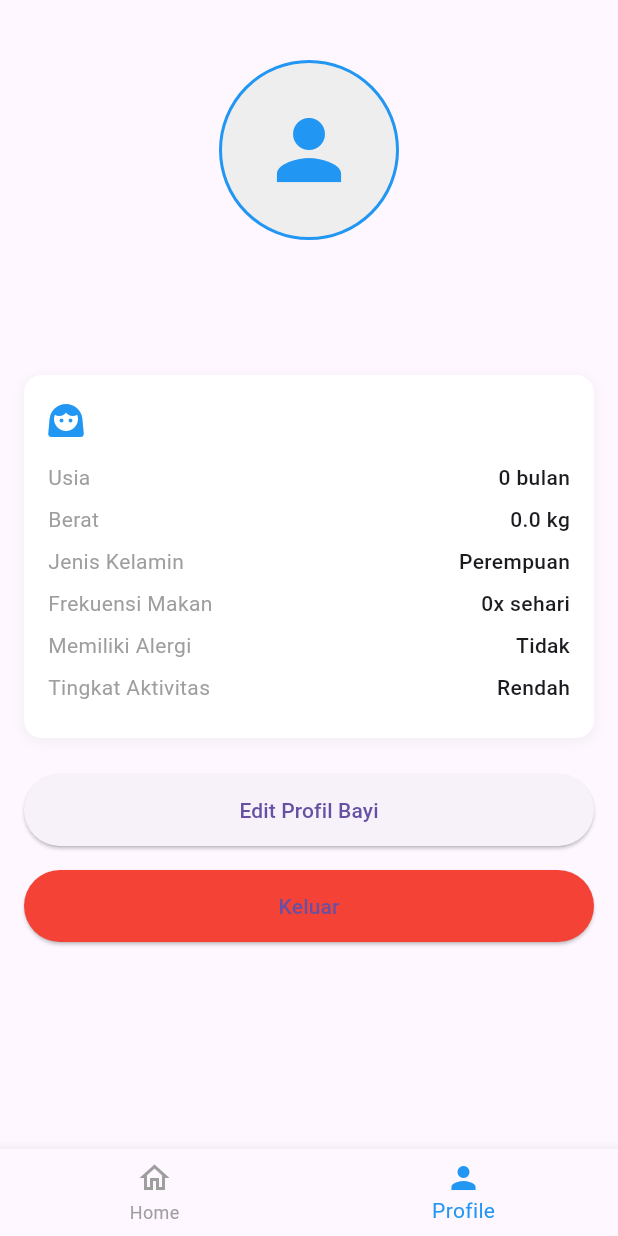
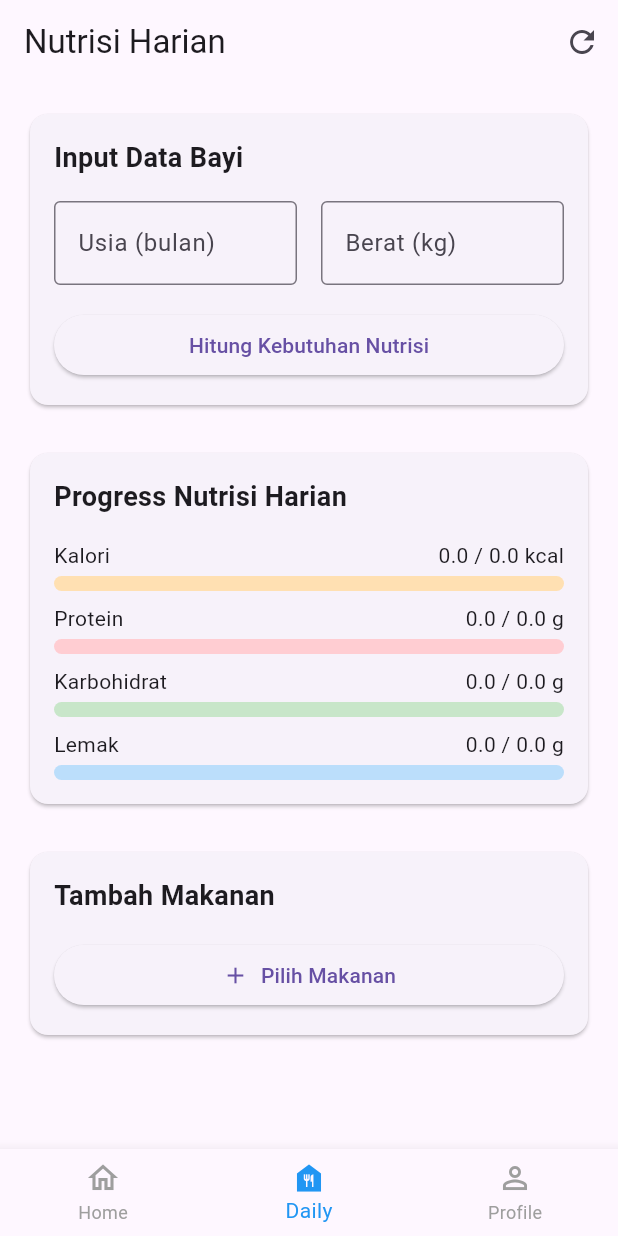
Before and after one commit to ForcesR2N/growell-app, a Flutter app: the screen it shows once a user with an empty profile is signed in, item 2 of the bottom bar chosen, on a phone screen of 412 x 824 dp. Run offline on Flutter 3.47's test engine with Material 3 defaults, Android fonts, the phone set to English and light mode, and no system bars; our stand-ins replace cloud_firestore, firebase_auth, firebase_core, get; accounts and stored records are empty.

Commit message:
Fix:[MZ] added feature daily

```diff
--- /dev/null
+++ b/lib/bindings/bottom_navigation_binding.dart
@@ -0,0 +1,9 @@
+import 'package:get/get.dart';
+import '../controllers/daily_nutrition_controller.dart';
+
+class BottomNavigationBinding extends Bindings {
+  @override
+  void dependencies() {
+    Get.lazyPut<DailyNutritionController>(() => DailyNutritionController());
+  }
+}
--- /dev/null
+++ b/lib/bindings/daily_nutrition_binding.dart
@@ -0,0 +1,9 @@
+import 'package:get/get.dart';
+import '../controllers/daily_nutrition_controller.dart';
+
+class DailyNutritionBinding extends Bindings {
+  @override
+  void dependencies() {
+    Get.lazyPut<DailyNutritionController>(() => DailyNutritionController());
+  }
+}
--- /dev/null
+++ b/lib/controllers/daily_nutrition_controller.dart
@@ -0,0 +1,188 @@
+import 'package:get/get.dart';
+import 'package:flutter/material.dart';
+import 'package:growell_app/models/food_nutrition_model.dart';
+
+class DailyNutritionController extends GetxController {
+  // Target nutrisi harian
+  final targetCalories = 0.0.obs;
+  final targetProtein = 0.0.obs;
+  final targetCarbs = 0.0.obs;
+  final targetFat = 0.0.obs;
+
+  // Nutrisi yang sudah dikonsumsi
+  final consumedCalories = 0.0.obs;
+  final consumedProtein = 0.0.obs;
+  final consumedCarbs = 0.0.obs;
+  final consumedFat = 0.0.obs;
+
+  // Loading state
+  final isLoading = false.obs;
+
+  // Error messages
+  final ageError = RxString('');
+  final weightError = RxString('');
+
+  // Daftar makanan yang dikonsumsi hari ini
+  final consumedFoods = <FoodNutrition>[].obs;
+
+  // Hitung kebutuhan nutrisi berdasarkan usia dan berat
+  void calculateRequirements(String age, String weight) {
+    try {
+      isLoading.value = true;
+
+      // Validate input
+      if (!_validateInput(age, weight)) return;
+
+      final ageInMonths = int.parse(age);
+      final weightInKg = double.parse(weight);
+
+      if (ageInMonths <= 6) {
+        targetCalories.value = weightInKg * 115;  // 110-120 kcal/kg/hari
+        targetProtein.value = weightInKg * 2.2;   // 2.2g/kg/hari
+        targetCarbs.value = weightInKg * 12;      // 12g/kg/hari
+        targetFat.value = weightInKg * 6;         // 6g/kg/hari
+      } else if (ageInMonths <= 12) {
+        targetCalories.value = weightInKg * 105;  // 100-110 kcal/kg/hari
+        targetProtein.value = weightInKg * 1.6;   // 1.6g/kg/hari
+        targetCarbs.value = weightInKg * 14;      // 14g/kg/hari
+        targetFat.value = weightInKg * 5;         // 5g/kg/hari
+      } else {
+        targetCalories.value = weightInKg * 95;   // 90-100 kcal/kg/hari
+        targetProtein.value = weightInKg * 1.2;   // 1.2g/kg/hari
+        targetCarbs.value = weightInKg * 16;      // 16g/kg/hari
+        targetFat.value = weightInKg * 4;         // 4g/kg/hari
+      }
+    } catch (e) {
+      Get.snackbar(
+        'Error',
+        'Terjadi kesalahan saat menghitung: ${e.toString()}',
+        backgroundColor: Colors.red[100],
+        colorText: Colors.red[900],
+      );
+    } finally {
+      isLoading.value = false;
+    }
+  }
+
+  // Tambah makanan yang dikonsumsi
+  void addFood(FoodNutrition food, double consumedPortion) {
+    try {
+      final adjustedFood = food.adjustPortion(consumedPortion);
+      consumedFoods.add(adjustedFood);
+
+      // Update total nutrisi
+      consumedCalories.value += adjustedFood.calories;
+      consumedProtein.value += adjustedFood.protein;
+      consumedCarbs.value += adjustedFood.carbs;
+      consumedFat.value += adjustedFood.fat;
+
+      // Check nutrisi dan beri peringatan jika perlu
+      checkNutritionStatus();
+
+      Get.snackbar(
+        'Berhasil',
+        'Makanan berhasil ditambahkan',
+        backgroundColor: Colors.green[100],
+        colorText: Colors.green[900],
+      );
+    } catch (e) {
+      Get.snackbar(
+        'Error',
+        'Gagal menambahkan makanan: ${e.toString()}',
+        backgroundColor: Colors.red[100],
+        colorText: Colors.red[900],
+      );
+    }
+  }
+
+  // Reset data harian
+  void resetDaily() {
+    consumedCalories.value = 0;
+    consumedProtein.value = 0;
+    consumedCarbs.value = 0;
+    consumedFat.value = 0;
+    consumedFoods.clear();
+  }
+
+  // Check status nutrisi dan beri peringatan jika ada yang kurang
+  void checkNutritionStatus() {
+    if (targetCalories.value == 0) return; // Skip if requirements not set
+
+    List<String> lowNutrients = [];
+
+    if ((consumedCalories.value / targetCalories.value) < 0.7) {
+      lowNutrients.add('Kalori');
+    }
+    if ((consumedProtein.value / targetProtein.value) < 0.7) {
+      lowNutrients.add('Protein');
+    }
+    if ((consumedCarbs.value / targetCarbs.value) < 0.7) {
+      lowNutrients.add('Karbohidrat');
+    }
+    if ((consumedFat.value / targetFat.value) < 0.7) {
+      lowNutrients.add('Lemak');
+    }
+
+    if (lowNutrients.isNotEmpty) {
+      Get.snackbar(
+        'Peringatan Nutrisi',
+        '${lowNutrients.join(", ")} masih kurang dari 70% kebutuhan harian',
+        backgroundColor: Colors.yellow[100],
+        colorText: Colors.orange[900],
+        duration: const Duration(seconds: 5),
+      );
+    }
+  }
+
+  // Validate input
+  bool _validateInput(String age, String weight) {
+    bool isValid = true;
+
+    // Clear previous errors
+    ageError.value = '';
+    weightError.value = '';
+
+    // Validate age
+    try {
+      final ageNum = int.parse(age);
+      if (ageNum <= 0 || ageNum > 24) {
+        ageError.value = 'Usia harus antara 1-24 bulan';
+        isValid = false;
+      }
+    } catch (e) {
+      ageError.value = 'Usia tidak valid';
+      isValid = false;
+    }
+
+    // Validate weight
+    try {
+      final weightNum = double.parse(weight);
+      if (weightNum <= 0 || weightNum > 30) {
+        weightError.value = 'Berat badan tidak valid';
+        isValid = false;
+      }
+    } catch (e) {
+      weightError.value = 'Berat badan tidak valid';
+      isValid = false;
+    }
+
+    return isValid;
+  }
+
+  // Get nutrition percentages for progress bars
+  Map<String, double> getNutritionPercentages() {
+    if (targetCalories.value == 0) return {
+      'calories': 0,
+      'protein': 0,
+      'carbs': 0,
+      'fat': 0,
+    };
+
+    return {
+      'calories': (consumedCalories.value / targetCalories.value) * 100,
+      'protein': (consumedProtein.value / targetProtein.value) * 100,
+      'carbs': (consumedCarbs.value / targetCarbs.value) * 100,
+      'fat': (consumedFat.value / targetFat.value) * 100,
+    };
+  }
+}
--- /dev/null
+++ b/lib/models/food_nutrition_model.dart
@@ -0,0 +1,125 @@
+class FoodNutrition {
+  final String name;
+  final double portion;  // dalam gram atau ml
+  final double calories;
+  final double protein;
+  final double carbs;
+  final double fat;
+
+  FoodNutrition({
+    required this.name,
+    required this.portion,
+    required this.calories,
+    required this.protein,
+    required this.carbs,
+    required this.fat,
+  });
+
+  // Method untuk menyesuaikan nutrisi berdasarkan porsi yang dimakan
+  FoodNutrition adjustPortion(double consumedPortion) {
+    double factor = consumedPortion / portion;
+    return FoodNutrition(
+      name: name,
+      portion: consumedPortion,
+      calories: calories * factor,
+      protein: protein * factor,
+      carbs: carbs * factor,
+      fat: fat * factor,
+    );
+  }
+}
+
+// Data makanan umum MPASI
+class CommonBabyFood {
+  static final List<FoodNutrition> basicFoods = [
+    // ASI/Susu Formula (per 100ml)
+    FoodNutrition(
+      name: 'ASI/Susu Formula',
+      portion: 100,
+      calories: 65,
+      protein: 1.5,
+      carbs: 7.0,
+      fat: 3.5,
+    ),
+
+    // Bubur beras (per 100g)
+    FoodNutrition(
+      name: 'Bubur Beras',
+      portion: 100,
+      calories: 120,
+      protein: 2.5,
+      carbs: 25.0,
+      fat: 0.5,
+    ),
+
+    // Kentang (per 100g)
+    FoodNutrition(
+      name: 'Kentang',
+      portion: 100,
+      calories: 77,
+      protein: 2.0,
+      carbs: 17.0,
+      fat: 0.1,
+    ),
+
+    // Pisang (per 100g)
+    FoodNutrition(
+      name: 'Pisang',
+      portion: 100,
+      calories: 89,
+      protein: 1.1,
+      carbs: 22.8,
+      fat: 0.3,
+    ),
+
+    // Wortel (per 100g)
+    FoodNutrition(
+      name: 'Wortel',
+      portion: 100,
+      calories: 41,
+      protein: 0.9,
+      carbs: 9.6,
+      fat: 0.2,
+    ),
+
+    // Ayam (per 100g)
+    FoodNutrition(
+      name: 'Ayam',
+      portion: 100,
+      calories: 165,
+      protein: 31.0,
+      carbs: 0.0,
+      fat: 3.6,
+    ),
+
+    // Ikan (per 100g)
+    FoodNutrition(
+      name: 'Ikan',
+      portion: 100,
+      calories: 142,
+      protein: 24.0,
+      carbs: 0.0,
+      fat: 4.5,
+    ),
+
+    // Tahu (per 100g)
+    FoodNutrition(
+      name: 'Tahu',
+      portion: 100,
+      calories: 76,
+      protein: 8.0,
+      carbs: 1.9,
+      fat: 4.8,
+    ),
+
+    // Telur (per butir ±50g)
+    FoodNutrition(
+      name: 'Telur',
+      portion: 50,
+      calories: 72,
+      protein: 6.3,
+      carbs: 0.6,
+      fat: 4.8,
+    ),
+  ];
+}
--- a/lib/pages/bottom_navigation.dart
+++ b/lib/pages/bottom_navigation.dart
@@ -1,5 +1,6 @@
 import 'package:flutter/material.dart';
 import 'package:get/get.dart';
+import 'package:growell_app/pages/daily_nutrition_page.dart';
 import 'home_page.dart';
 import 'profile_page.dart';
 
@@ -13,8 +14,9 @@ class BottomNavigation extends StatelessWidget {
     return Scaffold(
       body: Obx(() => IndexedStack(
             index: currentIndex.value,
-        children: const [
+            children: [
               HomePage(),
+              DailyNutritionPage(),
               ProfilePage(),
             ],
           )),
@@ -28,6 +30,11 @@ class BottomNavigation extends StatelessWidget {
                 label: 'Home',
               ),
               BottomNavigationBarItem(
+                icon: Icon(Icons.food_bank_outlined),
+                activeIcon: Icon(Icons.food_bank),
+                label: 'Daily',
+              ),
+              BottomNavigationBarItem(
                 icon: Icon(Icons.person_outline),
                 activeIcon: Icon(Icons.person),
                 label: 'Profile',
--- /dev/null
+++ b/lib/pages/daily_nutrition_page.dart
@@ -0,0 +1,348 @@
+import 'package:flutter/material.dart';
+import 'package:flutter/services.dart';
+import 'package:get/get.dart';
+import 'package:growell_app/models/food_nutrition_model.dart';
+import '../controllers/daily_nutrition_controller.dart';
+
+class DailyNutritionPage extends GetView<DailyNutritionController> {
+  DailyNutritionPage({Key? key}) : super(key: key);
+
+  final TextEditingController ageController = TextEditingController();
+  final TextEditingController weightController = TextEditingController();
+  final TextEditingController portionController = TextEditingController();
+
+  @override
+  Widget build(BuildContext context) {
+    return Scaffold(
+      appBar: AppBar(
+        title: const Text('Nutrisi Harian'),
+        actions: [
+          IconButton(
+            icon: const Icon(Icons.refresh),
+            onPressed: () {
+              controller.resetDaily();
+              portionController.clear();
+            },
+          ),
+        ],
+      ),
+      body: SingleChildScrollView(
+        padding: const EdgeInsets.all(16),
+        child: Column(
+          crossAxisAlignment: CrossAxisAlignment.start,
+          children: [
+            _buildInitialInputSection(),
+            const SizedBox(height: 24),
+            _buildNutritionProgressSection(),
+            const SizedBox(height: 24),
+            _buildFoodInputSection(),
+            const SizedBox(height: 24),
+            _buildConsumedFoodsList(),
+          ],
+        ),
+      ),
+    );
+  }
+
+  Widget _buildInitialInputSection() {
+    return Card(
+      child: Padding(
+        padding: const EdgeInsets.all(16),
+        child: Column(
+          crossAxisAlignment: CrossAxisAlignment.start,
+          children: [
+            const Text(
+              'Input Data Bayi',
+              style: TextStyle(
+                fontSize: 18,
+                fontWeight: FontWeight.bold,
+              ),
+            ),
+            const SizedBox(height: 16),
+            Row(
+              children: [
+                Expanded(
+                  child: Obx(() => TextField(
+                        controller: ageController,
+                        decoration: InputDecoration(
+                          labelText: 'Usia (bulan)',
+                          errorText: controller.ageError.value.isEmpty
+                              ? null
+                              : controller.ageError.value,
+                          border: const OutlineInputBorder(),
+                          hintText: '1-24',
+                        ),
+                        keyboardType: TextInputType.number,
+                        inputFormatters: [
+                          FilteringTextInputFormatter.digitsOnly,
+                          LengthLimitingTextInputFormatter(2),
+                        ],
+                      )),
+                ),
+                const SizedBox(width: 16),
+                Expanded(
+                  child: Obx(() => TextField(
+                        controller: weightController,
+                        decoration: InputDecoration(
+                          labelText: 'Berat (kg)',
+                          errorText: controller.weightError.value.isEmpty
+                              ? null
+                              : controller.weightError.value,
+                          border: const OutlineInputBorder(),
+                          hintText: 'Contoh: 7.5',
+                        ),
+                        keyboardType: const TextInputType.numberWithOptions(
+                            decimal: true),
+                      )),
+                ),
+              ],
+            ),
+            const SizedBox(height: 16),
+            SizedBox(
+              width: double.infinity,
+              child: ElevatedButton(
+                onPressed: () {
+                  controller.calculateRequirements(
+                    ageController.text,
+                    weightController.text,
+                  );
+                },
+                child: const Text('Hitung Kebutuhan Nutrisi'),
+              ),
+            ),
+          ],
+        ),
+      ),
+    );
+  }
+
+  Widget _buildNutritionProgressSection() {
+    return Obx(() {
+      final percentages = controller.getNutritionPercentages();
+      return Card(
+        child: Padding(
+          padding: const EdgeInsets.all(16),
+          child: Column(
+            crossAxisAlignment: CrossAxisAlignment.start,
+            children: [
+              const Text(
+                'Progress Nutrisi Harian',
+                style: TextStyle(
+                  fontSize: 18,
+                  fontWeight: FontWeight.bold,
+                ),
+              ),
+              const SizedBox(height: 16),
+              _buildNutritionProgress(
+                'Kalori',
+                percentages['calories']!,
+                '${controller.consumedCalories.value.toStringAsFixed(1)} / ${controller.targetCalories.value.toStringAsFixed(1)} kcal',
+                Colors.orange,
+              ),
+              const SizedBox(height: 8),
+              _buildNutritionProgress(
+                'Protein',
+                percentages['protein']!,
+                '${controller.consumedProtein.value.toStringAsFixed(1)} / ${controller.targetProtein.value.toStringAsFixed(1)} g',
+                Colors.red,
+              ),
+              const SizedBox(height: 8),
+              _buildNutritionProgress(
+                'Karbohidrat',
+                percentages['carbs']!,
+                '${controller.consumedCarbs.value.toStringAsFixed(1)} / ${controller.targetCarbs.value.toStringAsFixed(1)} g',
+                Colors.green,
+              ),
+              const SizedBox(height: 8),
+              _buildNutritionProgress(
+                'Lemak',
+                percentages['fat']!,
+                '${controller.consumedFat.value.toStringAsFixed(1)} / ${controller.targetFat.value.toStringAsFixed(1)} g',
+                Colors.blue,
+              ),
+            ],
+          ),
+        ),
+      );
+    });
+  }
+
+  Widget _buildNutritionProgress(
+    String label,
+    double percentage,
+    String value,
+    MaterialColor color,
+  ) {
+    return Column(
+      crossAxisAlignment: CrossAxisAlignment.start,
+      children: [
+        Row(
+          mainAxisAlignment: MainAxisAlignment.spaceBetween,
+          children: [
+            Text(label),
+            Text(value),
+          ],
+        ),
+        const SizedBox(height: 4),
+        ClipRRect(
+          borderRadius: BorderRadius.circular(10),
+          child: LinearProgressIndicator(
+            value: percentage / 100,
+            backgroundColor: color[100],
+            color: color,
+            minHeight: 10,
+          ),
+        ),
+      ],
+    );
+  }
+
+  Widget _buildFoodInputSection() {
+    return Card(
+      child: Padding(
+        padding: const EdgeInsets.all(16),
+        child: Column(
+          crossAxisAlignment: CrossAxisAlignment.start,
+          children: [
+            const Text(
+              'Tambah Makanan',
+              style: TextStyle(
+                fontSize: 18,
+                fontWeight: FontWeight.bold,
+              ),
+            ),
+            const SizedBox(height: 16),
+            _buildFoodSelectionButton(),
+          ],
+        ),
+      ),
+    );
+  }
+
+  Widget _buildFoodSelectionButton() {
+    return ElevatedButton(
+      onPressed: () => _showFoodSelectionDialog(),
+      child: const Row(
+        mainAxisAlignment: MainAxisAlignment.center,
+        children: [
+          Icon(Icons.add),
+          SizedBox(width: 8),
+          Text('Pilih Makanan'),
+        ],
+      ),
+    );
+  }
+
+  void _showFoodSelectionDialog() {
+    Get.dialog(
+      AlertDialog(
+        title: const Text('Pilih Makanan'),
+        content: SizedBox(
+          width: double.maxFinite,
+          child: ListView.builder(
+            shrinkWrap: true,
+            itemCount: CommonBabyFood.basicFoods.length,
+            itemBuilder: (context, index) {
+              final food = CommonBabyFood.basicFoods[index];
+              return ListTile(
+                title: Text(food.name),
+                subtitle: Text(
+                  'Per ${food.portion}g: ${food.calories.toStringAsFixed(1)} kcal',
+                ),
+                onTap: () {
+                  Get.back();
+                  _showPortionDialog(food);
+                },
+              );
+            },
+          ),
+        ),
+      ),
+    );
+  }
+
+  void _showPortionDialog(FoodNutrition food) {
+    portionController.clear();
+    Get.dialog(
+      AlertDialog(
+        title: Text('Porsi ${food.name}'),
+        content: Column(
+          mainAxisSize: MainAxisSize.min,
+          children: [
+            TextField(
+              controller: portionController,
+              decoration: InputDecoration(
+                labelText: 'Porsi (gram)',
+                hintText: 'Standar: ${food.portion}g',
+                border: const OutlineInputBorder(),
+              ),
+              keyboardType:
+                  const TextInputType.numberWithOptions(decimal: true),
+            ),
+          ],
+        ),
+        actions: [
+          TextButton(
+            onPressed: () => Get.back(),
+            child: const Text('Batal'),
+          ),
+          ElevatedButton(
+            onPressed: () {
+              if (portionController.text.isNotEmpty) {
+                final portion = double.tryParse(portionController.text);
+                if (portion != null && portion > 0) {
+                  controller.addFood(food, portion);
+                  Get.back();
+                }
+              }
+            },
+            child: const Text('Tambah'),
+          ),
+        ],
+      ),
+    );
+  }
+
+  Widget _buildConsumedFoodsList() {
+    return Obx(() => controller.consumedFoods.isEmpty
+        ? const SizedBox()
+        : Card(
+            child: Padding(
+              padding: const EdgeInsets.all(16),
+              child: Column(
+                crossAxisAlignment: CrossAxisAlignment.start,
+                children: [
+                  const Text(
+                    'Makanan Hari Ini',
+                    style: TextStyle(
+                      fontSize: 18,
+                      fontWeight: FontWeight.bold,
+                    ),
+                  ),
+                  const SizedBox(height: 16),
+                  ListView.builder(
+                    shrinkWrap: true,
+                    physics: const NeverScrollableScrollPhysics(),
+                    itemCount: controller.consumedFoods.length,
+                    itemBuilder: (context, index) {
+                      final food = controller.consumedFoods[index];
+                      return Card(
+                        child: ListTile(
+                          title: Text(food.name),
+                          subtitle: Text(
+                            '${food.portion}g, ${food.calories.toStringAsFixed(1)} kcal\n'
+                            'P: ${food.protein.toStringAsFixed(1)}g, '
+                            'K: ${food.carbs.toStringAsFixed(1)}g, '
+                            'L: ${food.fat.toStringAsFixed(1)}g',
+                          ),
+                          isThreeLine: true,
+                        ),
+                      );
+                    },
+                  ),
+                ],
+              ),
+            ),
+          ));
+  }
+}
--- a/lib/routes/app_pages.dart
+++ b/lib/routes/app_pages.dart
@@ -1,8 +1,11 @@
 import 'package:get/get.dart';
 import 'package:growell_app/bindings/auth_binding.dart';
+import 'package:growell_app/bindings/bottom_navigation_binding.dart';
+import 'package:growell_app/bindings/daily_nutrition_binding.dart';
 import 'package:growell_app/bindings/edit_profile_binding.dart';
 import 'package:growell_app/bindings/onBoarding_binding.dart';
 import 'package:growell_app/pages/bottom_navigation.dart';
+import 'package:growell_app/pages/daily_nutrition_page.dart';
 import 'package:growell_app/pages/edit_profile_page.dart';
 import 'package:growell_app/pages/login_page.dart';
 import 'package:growell_app/pages/onBoarding_page.dart';
@@ -14,6 +17,7 @@ abstract class Routes {
   static const HOME = '/home';
   static const DATA_CHECK = '/data-check';
   static const EDIT_PROFILE = '/edit-profile';
+  static const DAILY_NUTRITION = '/daily-nutrition';
 }
 
 class AppPages {
@@ -37,6 +41,7 @@ class AppPages {
     GetPage(
       name: Routes.HOME,
       page: () => const BottomNavigation(),
+      binding: BottomNavigationBinding(),
       transition: Transition.fadeIn,
     ),
     GetPage(
@@ -45,5 +50,11 @@ class AppPages {
       binding: EditProfileBinding(),
       transition: Transition.rightToLeft,
     ),
+    GetPage(
+  name: Routes.DAILY_NUTRITION,
+  page: () => DailyNutritionPage(),
+  binding: DailyNutritionBinding(),
+  transition: Transition.rightToLeft,
+),
   ];
 }
```
Also changed, not shown: lib/main.dart (+1 -8 lines), lib/bindings/initial_binding.dart (line endings or trailing spaces). Lines whose indentation alone changed are shown as unchanged.
